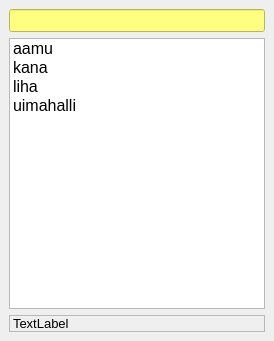
This is src/firumainwindow.ui in sergburn/firu.qt as Qt 5 draws it before an edit. The edited form follows.
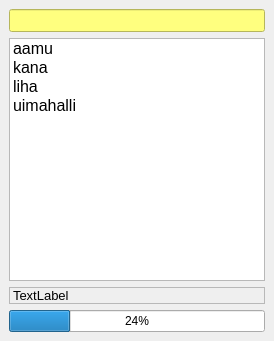
This is the edited form.

What changed in the file:
```diff
--- a/src/firumainwindow.ui
+++ b/src/firumainwindow.ui
@@ -77,7 +77,20 @@
       <property name="text" >
        <string>TextLabel</string>
       </property>
-      <property name="wordWrap" >
+      <property name="wordWrap">
+       <bool>true</bool>
+      </property>
+     </widget>
+    </item>
+    <item>
+     <widget class="QProgressBar" name="prgTask">
+      <property name="value">
+       <number>24</number>
+      </property>
+      <property name="alignment">
+       <set>Qt::AlignCenter</set>
+      </property>
+      <property name="textVisible">
        <bool>true</bool>
       </property>
      </widget>
```
Left out of the diff: 71 changed lines with no effect on the pictures.
